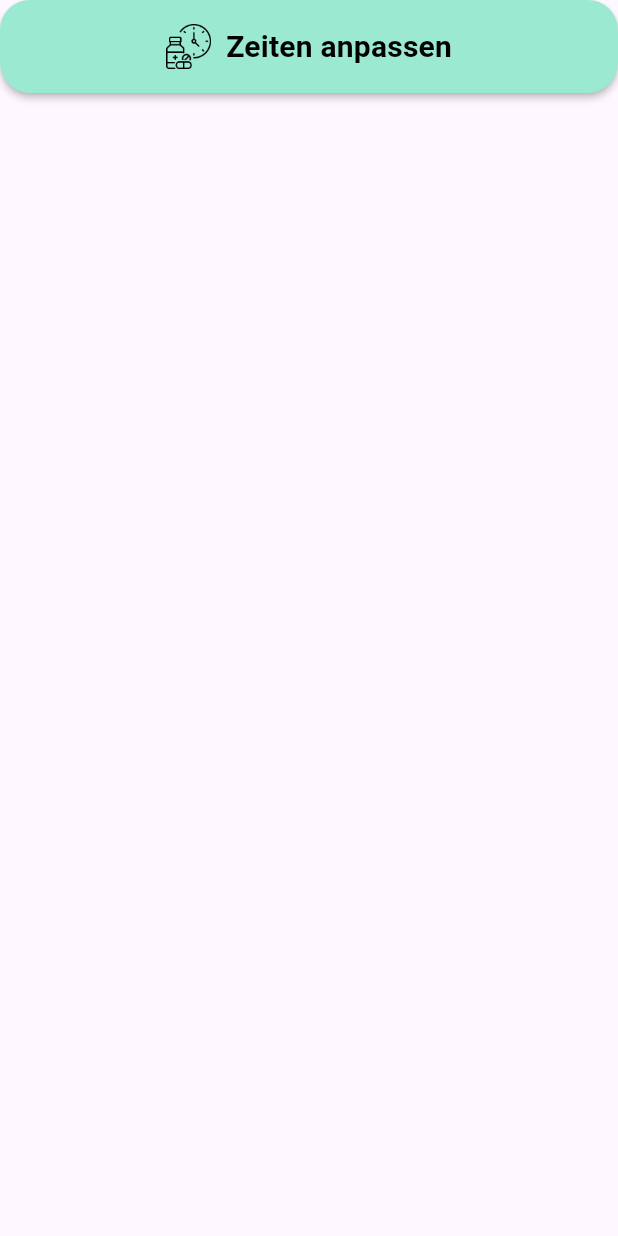
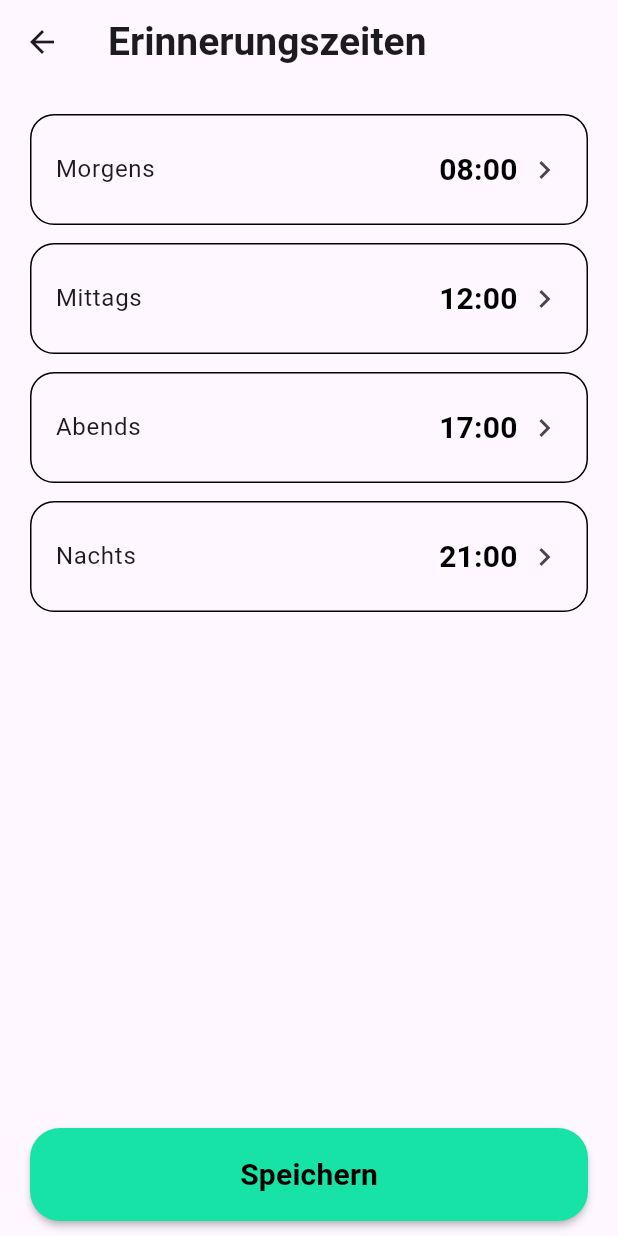
Before and after one commit to jakygalautz-source/se2-project, a Flutter app: the ChangeTimeButton widget shown alone on an empty page, opened directly, after a tap on "Zeiten anpassen", on a phone screen of 412 x 824 dp. Run offline on Flutter 3.47's test engine with Material 3 defaults, Android fonts, the phone set to English and light mode, and no system bars; network calls fail.

Commit message:
Add reminder time API integration and update README - added ReminderTimeApi (GET + POST reminder-times) connected ReminderTimeModel to API (load + save) - implemented loading of reminder times before navigation - integrated save flow with backend and navigation back - added 24h time formatting - updated frontend and backend README files

```diff
--- /dev/null
+++ b/lib/api/reminder_time_api.dart
@@ -0,0 +1,34 @@
+import 'dart:convert';
+import 'package:http/http.dart' as http;
+
+class ReminderTimeApi {
+  static const String baseUrl = "http://10.0.2.2:8000";
+
+  static Future<void> saveReminderTimes(Map<String, dynamic> data) async {
+    final url = Uri.parse("$baseUrl/reminder-times");
+
+    final response = await http
+        .post(
+          url,
+          body: jsonEncode(data),
+          headers: {"Content-Type": "application/json"},
+        )
+        .timeout(const Duration(seconds: 2));
+
+    if (response.statusCode != 200 && response.statusCode != 201) {
+      throw Exception("Failed to save reminder times");
+    }
+  }
+
+  static Future<Map<String, dynamic>> getReminderTimes() async {
+    final url = Uri.parse("$baseUrl/reminder-times");
+
+    final response = await http.get(url).timeout(const Duration(seconds: 2));
+
+    if (response.statusCode != 200) {
+      throw Exception("Failed to load reminder times");
+    }
+
+    return jsonDecode(response.body) as Map<String, dynamic>;
+  }
+}
--- a/lib/main.dart
+++ b/lib/main.dart
@@ -1,9 +1,11 @@
 import 'package:flutter/material.dart';
 import 'package:pill_pilot/models/intake_slot_model.dart';
 import 'package:pill_pilot/models/medication_form_model.dart';
+import 'package:pill_pilot/models/reminder_time_model.dart';
 import 'package:pill_pilot/pages/home_page.dart';
 import 'package:pill_pilot/pages/medication_list_page.dart';
 import 'package:pill_pilot/pages/medication_page.dart';
+import 'package:pill_pilot/pages/reminder_time_page.dart';
 import 'package:provider/provider.dart';
 import 'package:pill_pilot/models/medication_list_model.dart';
 // import 'package:pill_pilot/pages/test_page.dart';
@@ -21,6 +23,7 @@ void main() {
               previous ?? MedicationFormModel(intakeSlotModel: intakeSlotModel),
         ),
         ChangeNotifierProvider(create: (context) => MedicationListModel()),
+        ChangeNotifierProvider(create: (context) => ReminderTimeModel()),
       ],
       child: const MainApp(),
     ),
@@ -58,6 +61,7 @@ class MainApp extends StatelessWidget {
         '/home_page': (context) => HomePage(),
         '/medication_page': (context) => MedicationPage(),
         '/medication_list_page': (context) => MedicationListPage(),
+        '/reminder_time_page': (context) => ReminderTimePage(),
       },
     );
   }
--- /dev/null
+++ b/lib/pages/reminder_time_page.dart
@@ -0,0 +1,156 @@
+import 'package:flutter/material.dart';
+import 'package:pill_pilot/api/reminder_time_api.dart';
+import 'package:provider/provider.dart';
+import 'package:pill_pilot/models/day_part.dart';
+import 'package:pill_pilot/models/reminder_time_model.dart';
+import 'package:pill_pilot/widgets/save_button.dart';
+
+class ReminderTimePage extends StatefulWidget {
+  const ReminderTimePage({super.key});
+
+  @override
+  State<ReminderTimePage> createState() => _ReminderTimePageState();
+}
+
+class _ReminderTimePageState extends State<ReminderTimePage> {
+  bool isSaving = false;
+
+  void _handleSave() async {
+    final model = context.read<ReminderTimeModel>();
+    final navigator = Navigator.of(context);
+
+    setState(() => isSaving = true);
+    try {
+      await ReminderTimeApi.saveReminderTimes(model.toJson());
+    } catch (_) {
+      await Future.delayed(const Duration(milliseconds: 500));
+    }
+
+    if (!mounted) return;
+
+    Navigator.pop(context);
+
+    setState(() => isSaving = false);
+  }
+
+  @override
+  Widget build(BuildContext context) {
+    final model = context.watch<ReminderTimeModel>();
+    final isLandscape =
+        MediaQuery.of(context).orientation == Orientation.landscape;
+    return Scaffold(
+      appBar: AppBar(title: const Text("Erinnerungszeiten")),
+      body: SafeArea(
+        child: isLandscape ? _buildLandscape(model) : _buildPortrait(model),
+      ),
+      bottomNavigationBar: SafeArea(
+        child: Padding(
+          padding: const EdgeInsets.symmetric(horizontal: 20, vertical: 10),
+          child: SaveButton(onTap: _handleSave, isLoading: isSaving),
+        ),
+      ),
+    );
+  }
+
+  Widget _buildPortrait(ReminderTimeModel model) {
+    return ListView(
+      padding: const EdgeInsets.all(20),
+      children: DayPart.values.map((part) {
+        return _buildTile(model, part);
+      }).toList(),
+    );
+  }
+
+  Widget _buildLandscape(ReminderTimeModel model) {
+    final parts = DayPart.values;
+
+    return ListView.builder(
+      padding: const EdgeInsets.all(20),
+      itemCount: (parts.length / 2).ceil(),
+      itemBuilder: (context, index) {
+        final left = parts[index * 2];
+        final rightIndex = index * 2 + 1;
+        final right = rightIndex < parts.length ? parts[rightIndex] : null;
+
+        return Padding(
+          padding: const EdgeInsets.only(bottom: 12),
+          child: Row(
+            children: [
+              Expanded(child: _buildTile(model, left)),
+              const SizedBox(width: 12),
+              Expanded(
+                child: right != null
+                    ? _buildTile(model, right)
+                    : const SizedBox(),
+              ),
+            ],
+          ),
+        );
+      },
+    );
+  }
+
+  Widget _buildTile(ReminderTimeModel model, DayPart dayPart) {
+    final time = model.getTime(dayPart);
+    return Container(
+      margin: const EdgeInsets.only(bottom: 12),
+      decoration: BoxDecoration(
+        color: Colors.transparent,
+        borderRadius: BorderRadius.circular(16),
+        border: Border.all(color: Colors.black),
+      ),
+      child: ListTile(
+        contentPadding: const EdgeInsets.symmetric(horizontal: 16, vertical: 8),
+        title: Text(_label(dayPart)),
+        trailing: Row(
+          mainAxisSize: MainAxisSize.min,
+          children: [
+            Text(
+              _formatTime(time),
+              style: Theme.of(context).textTheme.titleMedium,
+            ),
+            const SizedBox(width: 6),
+            const Icon(Icons.chevron_right),
+          ],
+        ),
+        onTap: () async {
+          final picked = await showTimePicker(
+            context: context,
+            initialTime: time,
+            builder: (context, child) {
+              return MediaQuery(
+                data: MediaQuery.of(
+                  context,
+                ).copyWith(alwaysUse24HourFormat: true),
+                child: child!,
+              );
+            },
+          );
+
+          if (picked != null) {
+            model.setTime(dayPart, picked);
+          }
+        },
+      ),
+    );
+  }
+
+  String _label(DayPart part) {
+    switch (part) {
+      case DayPart.morning:
+        return "Morgens";
+      case DayPart.noon:
+        return "Mittags";
+      case DayPart.evening:
+        return "Abends";
+      case DayPart.night:
+        return "Nachts";
+    }
+  }
+
+  String _formatTime(TimeOfDay time) {
+    final hour = time.hour.toString().padLeft(2, '0');
+    final minute = time.minute.toString().padLeft(2, '0');
+    return '$hour:$minute';
+  }
+}
--- a/lib/widgets/change_time_button.dart
+++ b/lib/widgets/change_time_button.dart
@@ -1,4 +1,7 @@
 import 'package:flutter/material.dart';
+import 'package:pill_pilot/models/reminder_time_model.dart';
+import 'package:pill_pilot/api/reminder_time_api.dart';
+import 'package:provider/provider.dart';
 
 class ChangeTimeButton extends StatelessWidget {
   final VoidCallback onTap;
@@ -17,8 +20,20 @@ class ChangeTimeButton extends StatelessWidget {
         ),
         elevation: 2,
       ),
-      onPressed: () {
-        // hier wird später gespeichert
+      onPressed: () async {
+        final reminderTimeModel = context.read<ReminderTimeModel>();
+        final navigator = Navigator.of(context);
+
+        try {
+          final data = await ReminderTimeApi.getReminderTimes();
+          reminderTimeModel.loadFromJson(data);
+        } catch (_) {
+          // fallback → default Zeiten bleiben
+        }
+
+        if (!context.mounted) return;
+
+        await navigator.pushNamed('/reminder_time_page');
       },
       child: Row(
         mainAxisAlignment: MainAxisAlignment.center,
--- a/lib/widgets/intake_slot_card.dart
+++ b/lib/widgets/intake_slot_card.dart
@@ -5,7 +5,6 @@ import 'package:pill_pilot/models/day_part.dart';
 import 'package:pill_pilot/widgets/pill_add_button.dart';
 import 'package:pill_pilot/widgets/reminder_toggle_button.dart';
 import 'package:provider/provider.dart';
-import 'package:pill_pilot/models/medication_form_model.dart';
 
 class IntakeSlotCard extends StatelessWidget {
   final DayPart dayPart;
```
Also changed, not shown: lib/models/reminder_time_model.dart (added, +55 -0 lines), lib/widgets/change_time_card.dart (+21 -1 lines), 1 other file.
